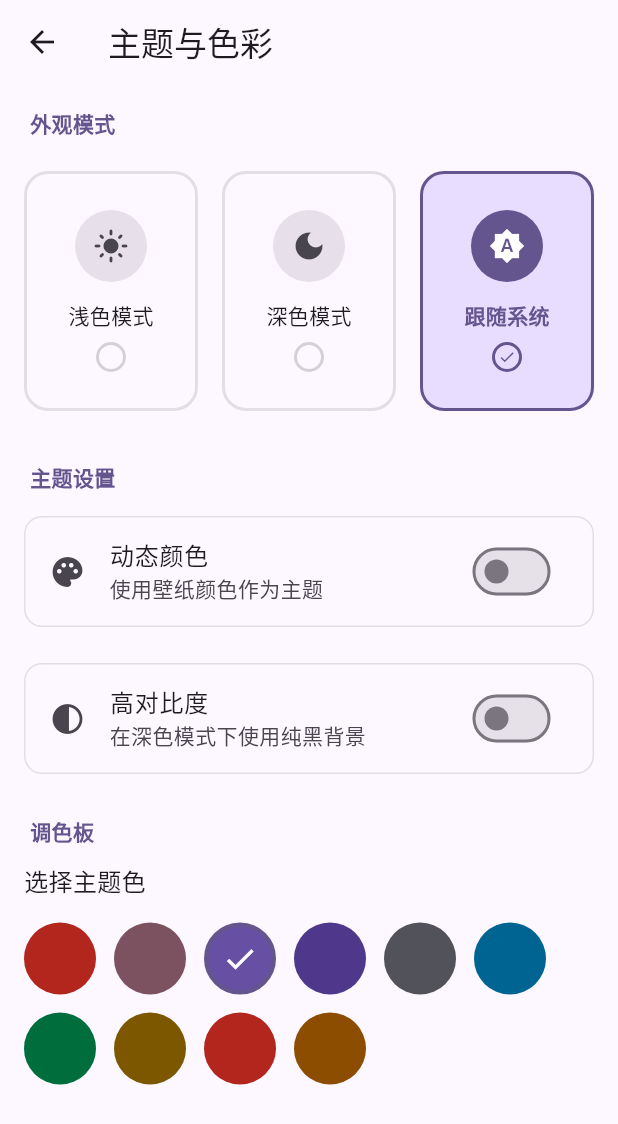
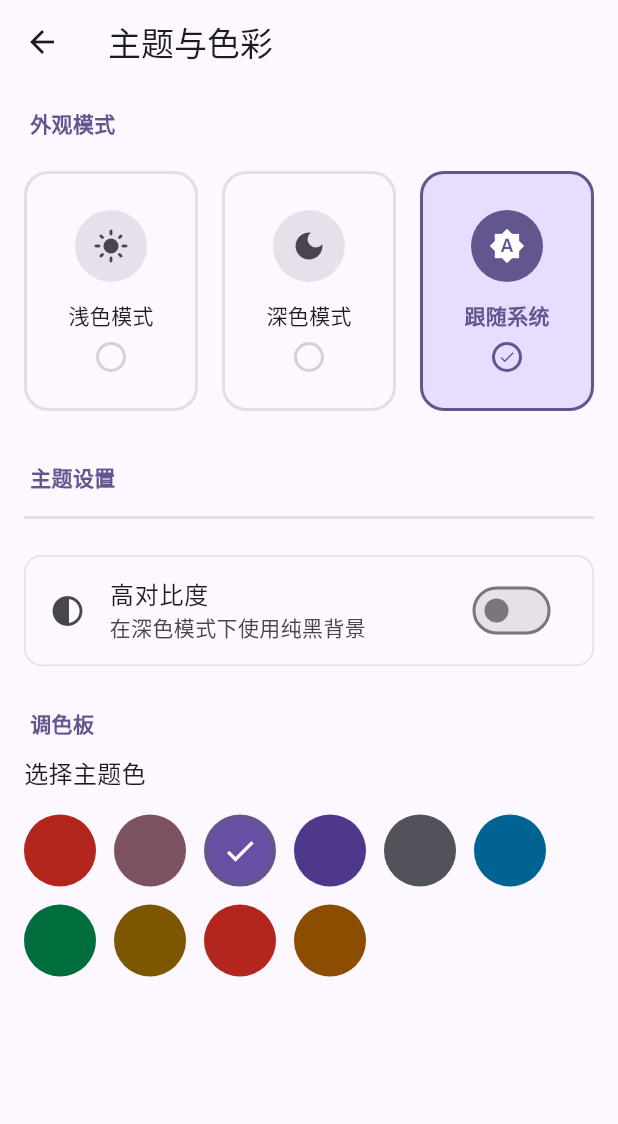
Before and after one commit to qinshah/xmsleepx, a Flutter app: the screen it shows after launch, item 3 of the bottom bar chosen, after a tap on "主题模式", on a phone screen of 412 x 824 dp. Shown: the top 1124 px of the screen. Run offline on Flutter 3.47's test engine with Material 3 defaults, Android fonts, the light colour scheme and no system bars; our stand-ins replace audioplayers, hive_ce, package_info_plus, shared_preferences; accounts and stored records are empty.

Commit message:
refactor(app): 调整项目结构并移除动态颜色功能
- 将页面组件从 ui 目录移动到对应的功能目录
  - lib/ui/home/home_page.dart -> lib/home/home_page.dart
  - lib/ui/settings/settings_page.dart -> lib/settings/settings_page.dart
  - lib/ui/settings/theme_settings_page.dart -> lib/settings/theme_settings_page.dart

- 更新相关导入路径以匹配新的目录结构

- 移除动态颜色功能相关的代码
  - 从 AppView 中移除 _useDynamicColor 状态变量
  - 从主题设置中移除动态颜色开关选项
  - 简化 MaterialApp 的主题配置逻辑

- 从 HomePage 的 SoundCard 组件中移除快速停止按钮

- 移除已弃用的 FavoritesPage 和 StarSkyPage 页面

```diff
--- a/lib/app/app_view.dart
+++ b/lib/app/app_view.dart
@@ -3,8 +3,8 @@ import 'package:provider/provider.dart';
 import 'package:niceleep/app/state_mgmt/sound_manager.dart';
 import 'package:niceleep/app/theme.dart';
 import 'package:niceleep/timed_off/timed_off_page_view.dart';
-import 'package:niceleep/ui/home/home_page.dart';
-import 'package:niceleep/ui/settings/settings_page.dart';
+import 'package:niceleep/home/home_page.dart';
+import 'package:niceleep/settings/settings_page.dart';
 
 class AppView extends StatefulWidget {
   const AppView({super.key});
@@ -16,7 +16,6 @@ class AppView extends StatefulWidget {
 class _AppViewState extends State<AppView> {
   ThemeMode _themeMode = ThemeMode.system;
   Color _seedColor = AppTheme.defaultSeedColor;
-  bool _useDynamicColor = false;
   bool _useBlackBackground = false;
 
   @override
@@ -34,14 +33,12 @@ class _AppViewState extends State<AppView> {
   Future<void> _loadThemeSettings() async {
     final mode = await AppTheme.getThemeMode();
     final seedColor = await AppTheme.getSeedColor();
-    final useDynamicColor = await AppTheme.getUseDynamicColor();
     final useBlackBackground = await AppTheme.getUseBlackBackground();
 
     if (mounted) {
       setState(() {
         _themeMode = mode;
         _seedColor = seedColor;
-        _useDynamicColor = useDynamicColor;
         _useBlackBackground = useBlackBackground;
       });
     }
@@ -57,24 +54,18 @@ class _AppViewState extends State<AppView> {
       value: SoundManager.i,
       child: MaterialApp(
         title: 'niceleep',
-        theme: _useDynamicColor
-            ? ThemeData.light(useMaterial3: true)
-            : ThemeData(
+        theme: ThemeData(
           useMaterial3: true,
           colorScheme: ColorScheme.fromSeed(
             seedColor: _seedColor,
             brightness: Brightness.light,
           ),
         ),
-        darkTheme: _useDynamicColor
-            ? ThemeData.dark(useMaterial3: true)
-            : ThemeData(
+        darkTheme: ThemeData(
           useMaterial3: true,
           colorScheme: ColorScheme.fromSeed(
             seedColor: _seedColor,
-                  brightness: _useBlackBackground
-                      ? Brightness.dark
-                      : Brightness.dark,
+            brightness: _useBlackBackground ? Brightness.dark : Brightness.dark,
             surface: _useBlackBackground ? Colors.black : null,
           ),
         ),
--- a/lib/ui/home/home_page.dart
+++ b/lib/home/home_page.dart
@@ -2,7 +2,7 @@ import 'dart:async';
 import 'package:flutter/material.dart';
 import 'package:provider/provider.dart';
 import 'package:niceleep/app/state_mgmt/sound_manager.dart';
-import '../../app/data_model/sound_asset.dart';
+import '../app/data_model/sound_asset.dart';
 
 class HomePage extends StatefulWidget {
   const HomePage({super.key});
@@ -379,37 +379,7 @@ class SoundCard extends StatelessWidget {
                               border: Border.all(color: Colors.white, width: 2),
                             ),
                           ),
-                        ),
-                      // 快速停止按钮（移除暂停功能）
-                      Positioned(
-                        bottom: -4,
-                        right: -4,
-                        child: GestureDetector(
-                          onTap: () => soundManager.onTapSound(soundAsset),
-                          child: Container(
-                            width: 28,
-                            height: 28,
-                            decoration: BoxDecoration(
-                              color: Theme.of(context).colorScheme.primary,
-                              shape: BoxShape.circle,
-                              border: Border.all(color: Colors.white, width: 2),
-                              boxShadow: [
-                                BoxShadow(
-                                  color: Colors.black.withOpacity(0.2),
-                                  blurRadius: 4,
-                                  offset: const Offset(0, 2),
-                                ),
-                              ],
-                            ),
-                            child: Icon(
-                              Icons.stop,
-                              size: 14,
-                              color: Colors.white,
-                            ),
-                          ),
-                        ),
-                      ),
-                    ],
+                        ),],
                   ),
                 ),
                 const SizedBox(height: 12),
--- a/lib/ui/settings/settings_page.dart
+++ b/lib/settings/settings_page.dart
@@ -2,7 +2,7 @@ import 'package:flutter/material.dart';
 import 'package:package_info_plus/package_info_plus.dart';
 import 'package:url_launcher/url_launcher.dart';
 import 'package:niceleep/app/state_mgmt/sound_manager.dart';
-import '../../app/theme.dart';
+import '../app/theme.dart';
 import 'theme_settings_page.dart';
 
 class SettingsPage extends StatefulWidget {
--- a/lib/ui/settings/theme_settings_page.dart
+++ b/lib/settings/theme_settings_page.dart
@@ -1,5 +1,5 @@
 import 'package:flutter/material.dart';
-import '../../app/theme.dart';
+import '../app/theme.dart';
 
 class ThemeSettingsPage extends StatefulWidget {
   final VoidCallback? onThemeChanged;
@@ -12,7 +12,7 @@ class ThemeSettingsPage extends StatefulWidget {
 class _ThemeSettingsPageState extends State<ThemeSettingsPage> {
   ThemeMode _themeMode = ThemeMode.system;
   Color _selectedColor = AppTheme.defaultSeedColor;
-  bool _useDynamicColor = false;
+  // bool _useDynamicColor = false;
   bool _useBlackBackground = false;
   bool _isLoading = true;
 
@@ -25,14 +25,14 @@ class _ThemeSettingsPageState extends State<ThemeSettingsPage> {
   Future<void> _loadSettings() async {
     final themeMode = await AppTheme.getThemeMode();
     final selectedColor = await AppTheme.getSeedColor();
-    final useDynamicColor = await AppTheme.getUseDynamicColor();
+    // final useDynamicColor = await AppTheme.getUseDynamicColor();
     final useBlackBackground = await AppTheme.getUseBlackBackground();
 
     if (mounted) {
       setState(() {
         _themeMode = themeMode;
         _selectedColor = selectedColor;
-        _useDynamicColor = useDynamicColor;
+        // _useDynamicColor = useDynamicColor;
         _useBlackBackground = useBlackBackground;
         _isLoading = false;
       });
@@ -86,15 +86,25 @@ class _ThemeSettingsPageState extends State<ThemeSettingsPage> {
   }
 
   Widget _buildThemeModeSelector() {
-    return Container(
+    return SizedBox(
       height: 180,
       child: Row(
         children: [
-          Expanded(child: _buildThemeOption(ThemeMode.light, '浅色模式', Icons.light_mode)),
+          Expanded(
+            child: _buildThemeOption(ThemeMode.light, '浅色模式', Icons.light_mode),
+          ),
           const SizedBox(width: 16),
-          Expanded(child: _buildThemeOption(ThemeMode.dark, '深色模式', Icons.dark_mode)),
+          Expanded(
+            child: _buildThemeOption(ThemeMode.dark, '深色模式', Icons.dark_mode),
+          ),
           const SizedBox(width: 16),
-          Expanded(child: _buildThemeOption(ThemeMode.system, '跟随系统', Icons.brightness_auto)),
+          Expanded(
+            child: _buildThemeOption(
+              ThemeMode.system,
+              '跟随系统',
+              Icons.brightness_auto,
+            ),
+          ),
         ],
       ),
     );
@@ -192,36 +202,36 @@ class _ThemeSettingsPageState extends State<ThemeSettingsPage> {
           color: Theme.of(context).colorScheme.outline.withOpacity(0.2),
         ),
       ),
-      child: ListTile(
-        leading: Icon(
-          Icons.palette,
-          color: Theme.of(context).colorScheme.onSurfaceVariant,
-        ),
-        title: Text(
-          '动态颜色',
-          style: TextStyle(
-            color: Theme.of(context).colorScheme.onSurface,
-            fontWeight: FontWeight.w500,
-          ),
-        ),
-        subtitle: Text(
-          '使用壁纸颜色作为主题',
-          style: TextStyle(
-            color: Theme.of(context).colorScheme.onSurfaceVariant,
-          ),
-        ),
-        trailing: Switch(
-          value: _useDynamicColor,
-          onChanged: (value) async {
-            await AppTheme.setUseDynamicColor(value);
-            setState(() {
-              _useDynamicColor = value;
-            });
-            widget.onThemeChanged?.call();
-          },
-          activeColor: Theme.of(context).colorScheme.primary,
-        ),
-      ),
+      // child: ListTile(
+      //   leading: Icon(
+      //     Icons.palette,
+      //     color: Theme.of(context).colorScheme.onSurfaceVariant,
+      //   ),
+      //   title: Text(
+      //     '动态颜色',
+      //     style: TextStyle(
+      //       color: Theme.of(context).colorScheme.onSurface,
+      //       fontWeight: FontWeight.w500,
+      //     ),
+      //   ),
+      //   subtitle: Text(
+      //     '使用壁纸颜色作为主题',
+      //     style: TextStyle(
+      //       color: Theme.of(context).colorScheme.onSurfaceVariant,
+      //     ),
+      //   ),
+      //   trailing: Switch(
+      //     value: _useDynamicColor,
+      //     onChanged: (value) async {
+      //       await AppTheme.setUseDynamicColor(value);
+      //       setState(() {
+      //         _useDynamicColor = value;
+      //       });
+      //       widget.onThemeChanged?.call();
+      //     },
+      //     activeColor: Theme.of(context).colorScheme.primary,
+      //   ),
+      // ),
     );
   }
 
@@ -269,9 +279,7 @@ class _ThemeSettingsPageState extends State<ThemeSettingsPage> {
   }
 
   Widget _buildColorPalette() {
-    return Opacity(
-      opacity: _useDynamicColor ? 0.5 : 1.0,
-      child: Column(
+    return Column(
       crossAxisAlignment: CrossAxisAlignment.start,
       children: [
         Text(
@@ -279,9 +287,7 @@ class _ThemeSettingsPageState extends State<ThemeSettingsPage> {
           style: TextStyle(
             fontSize: 16,
             fontWeight: FontWeight.w500,
-              color: _useDynamicColor
-                  ? Theme.of(context).colorScheme.onSurface.withOpacity(0.5)
-                  : Theme.of(context).colorScheme.onSurface,
+            color: Theme.of(context).colorScheme.onSurface,
           ),
         ),
         const SizedBox(height: 16),
@@ -289,9 +295,9 @@ class _ThemeSettingsPageState extends State<ThemeSettingsPage> {
           spacing: 12,
           runSpacing: 12,
           children: AppTheme.presetColors.map((color) {
-              final isSelected = _selectedColor == color && !_useDynamicColor;
+            final isSelected = _selectedColor == color;
             return GestureDetector(
-                onTap: _useDynamicColor ? null : () async {
+              onTap: () async {
                 await AppTheme.setSeedColor(color);
                 setState(() {
                   _selectedColor = color;
@@ -322,19 +328,7 @@ class _ThemeSettingsPageState extends State<ThemeSettingsPage> {
             );
           }).toList(),
         ),
-          if (_useDynamicColor)
-            Padding(
-              padding: const EdgeInsets.only(top: 8),
-              child: Text(
-                '使用动态颜色时无法手动选择主题色',
-                style: TextStyle(
-                  fontSize: 12,
-                  color: Theme.of(context).colorScheme.onSurfaceVariant,
-                ),
-              ),
-            ),
       ],
-      ),
     );
   }
 
```
Also changed, not shown: lib/ui/favorites/favorites_page.dart (deleted, +0 -40 lines), lib/ui/star_sky/star_sky_page.dart (deleted, +0 -305 lines). Lines whose indentation alone changed are shown as unchanged.
